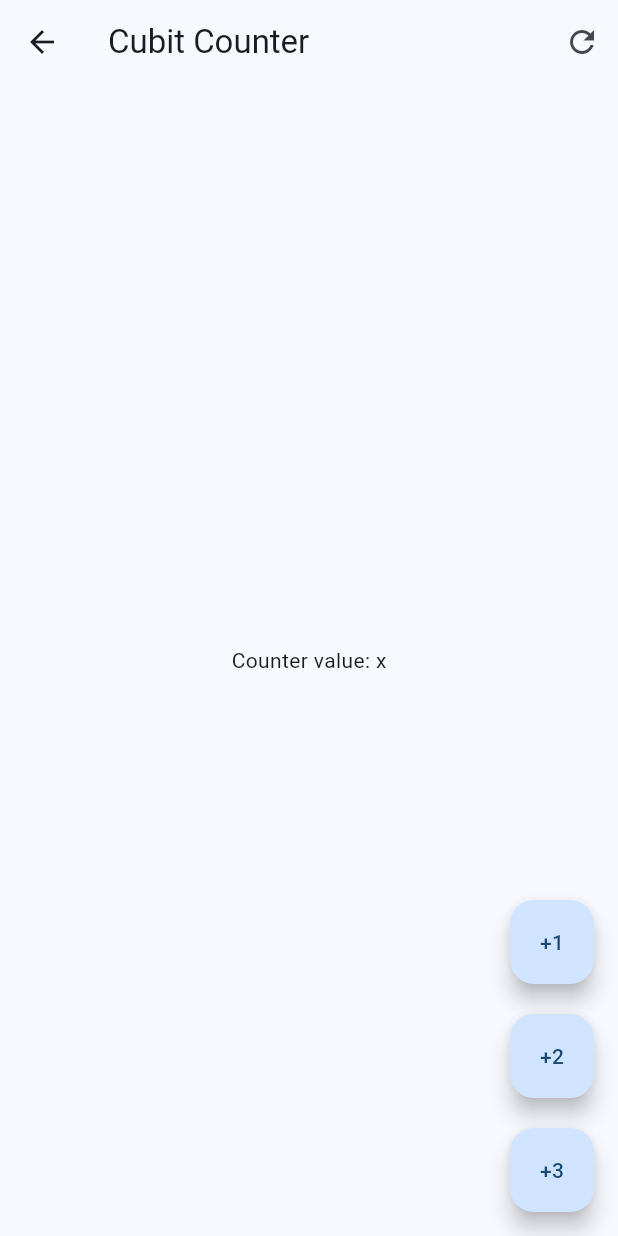
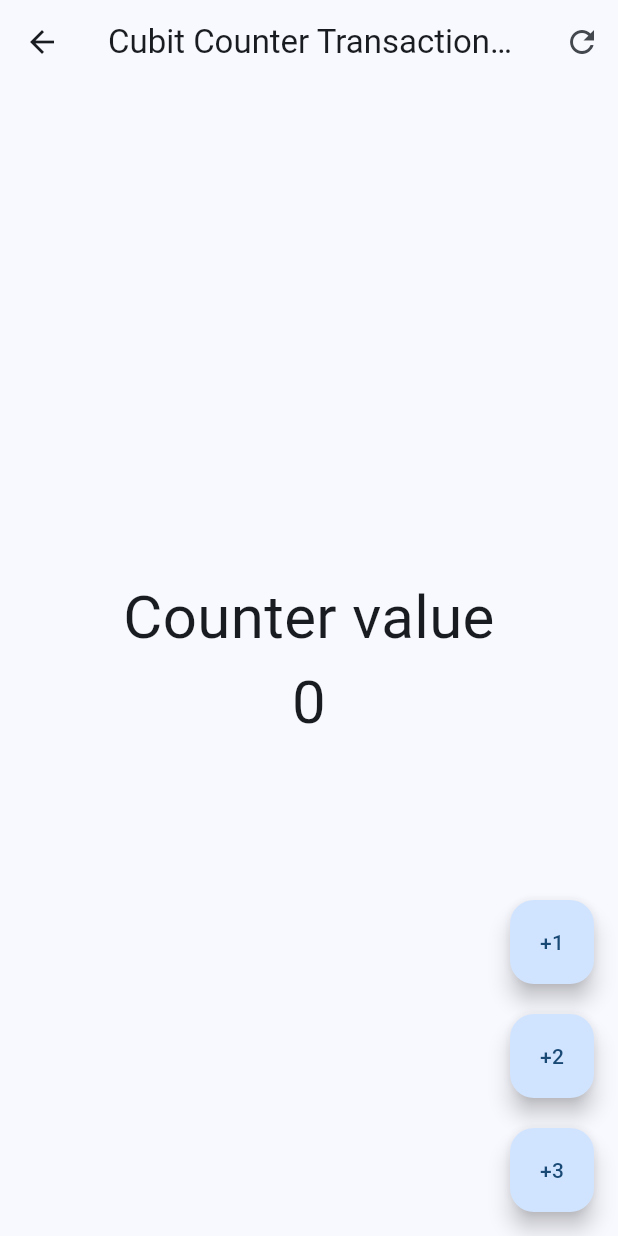
Before and after one commit to emilio-gajardo/forms_app, a Flutter app: the screen it shows after launch, after a tap on "Cubits", on a phone screen of 412 x 824 dp. Run offline on Flutter 3.47's test engine with Material 3 defaults, Android fonts, the phone set to English and light mode, and no system bars; our stand-ins replace equatable, flutter_bloc, go_router.

Commit message:
Configuracion de cubit en un contador

```diff
--- /dev/null
+++ b/lib/presentation/blocs/counter_cubit/counter_cubit.dart
@@ -0,0 +1,21 @@
+import 'package:equatable/equatable.dart';
+import 'package:flutter_bloc/flutter_bloc.dart';
+
+part 'counter_state.dart';
+
+class CounterCubit extends Cubit<CounterState> {
+  CounterCubit() : super(const CounterState());
+
+  void increaseBy(int value) {
+    emit(state.copyWith(
+      counter: state.counter + value,
+      transactionCount: state.transactionCount + 1,
+    ));
+  }
+
+  void reset() {
+    emit(state.copyWith(
+      counter: 0,
+    ));
+  }
+}
--- /dev/null
+++ b/lib/presentation/blocs/counter_cubit/counter_state.dart
@@ -0,0 +1,23 @@
+part of 'counter_cubit.dart';
+
+class CounterState extends Equatable{
+  final int counter;
+  final int transactionCount;
+
+  const CounterState({
+    this.counter = 0,
+    this.transactionCount = 0,
+  });
+
+  copyWith({
+    int? counter,
+    int? transactionCount,
+  }) => CounterState(
+    counter: counter ?? this.counter,
+    transactionCount: transactionCount ?? this.transactionCount,
+  );
+
+  @override
+  List<Object> get props => [counter, transactionCount];
+
+}
--- a/lib/presentation/screens/cubit_counter_screen.dart
+++ b/lib/presentation/screens/cubit_counter_screen.dart
@@ -1,42 +1,67 @@
 import 'package:flutter/material.dart';
+import 'package:flutter_bloc/flutter_bloc.dart';
+import 'package:forms_app/presentation/blocs/counter_cubit/counter_cubit.dart';
 
 class CubitCounterScreen extends StatelessWidget {
   const CubitCounterScreen({super.key});
 
   @override
   Widget build(BuildContext context) {
+    return BlocProvider(
+      create: (_) => CounterCubit(),
+      child: const _CubitCounterView(),
+    );
+  }
+}
+
+class _CubitCounterView extends StatelessWidget {
+  const _CubitCounterView();
+
+  @override
+  Widget build(BuildContext context) {
+
+    // final counterState = context.watch<CounterCubit>().state;
+
     return Scaffold(
       appBar: AppBar(
-        title: const Text('Cubit Counter'),
+        title: context.select((CounterCubit counterCubit) {
+          return Text('Cubit Counter Transactions: ${counterCubit.state.transactionCount}');// muestra la cantidad de transacciones
+        },),
+
         actions: [
-          IconButton(onPressed: () => {}, icon: const Icon(Icons.refresh_outlined))
+          IconButton(
+            onPressed: () => context.read<CounterCubit>().reset(),
+            icon: const Icon(Icons.refresh_outlined)
+          )
         ],
       ),
-      body: const Center(
-        child: Text('Counter value: x'),
+      body: Center(
+        child: BlocBuilder<CounterCubit, CounterState>(
+          // buildWhen: (previous, current) => current.counter != previous.counter,// cambia el estado solo si cambia el counter
+          builder: (context, state) {
+            print('>> Counter cambio');
+            return Text('Counter value \n${state.counter}', style: const TextStyle(fontSize: 40), textAlign: TextAlign.center,);
+          },
+        ),
       ),
       floatingActionButton: Column(
         mainAxisAlignment: MainAxisAlignment.end,
         children: [
-          FloatingActionButton(
-            heroTag: '1',
-            child: const Text('+1'),
-            onPressed: () => {}
-          ),
-          const SizedBox(height: 20,),
-          FloatingActionButton(
-            heroTag: '2',
-            child: const Text('+2'),
-            onPressed: () => {}
-          ),
-          const SizedBox(height: 20,),
-          FloatingActionButton(
-            heroTag: '3',
-            child: const Text('+3'),
-            onPressed: () => {}
-          ),
+          increaseByFloatingActionButtons(1, context),
+          const SizedBox(height: 20),
+          increaseByFloatingActionButtons(2, context),
+          const SizedBox(height: 20),
+          increaseByFloatingActionButtons(3, context),
         ],
       ),
     );
   }
+
+  Widget increaseByFloatingActionButtons(int cantidad, BuildContext context) {
+    return FloatingActionButton(
+      heroTag: '$cantidad',
+      child: Text('+$cantidad'),
+      onPressed: () => context.read<CounterCubit>().increaseBy(cantidad)
+    );
+  }
 }
```
